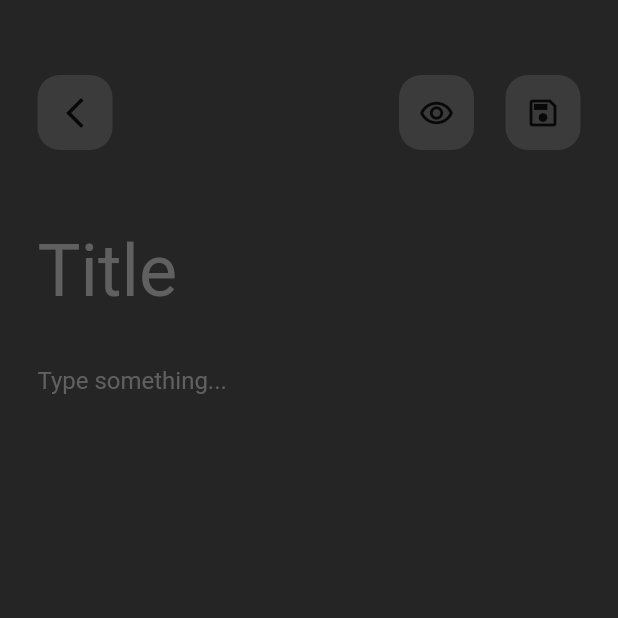
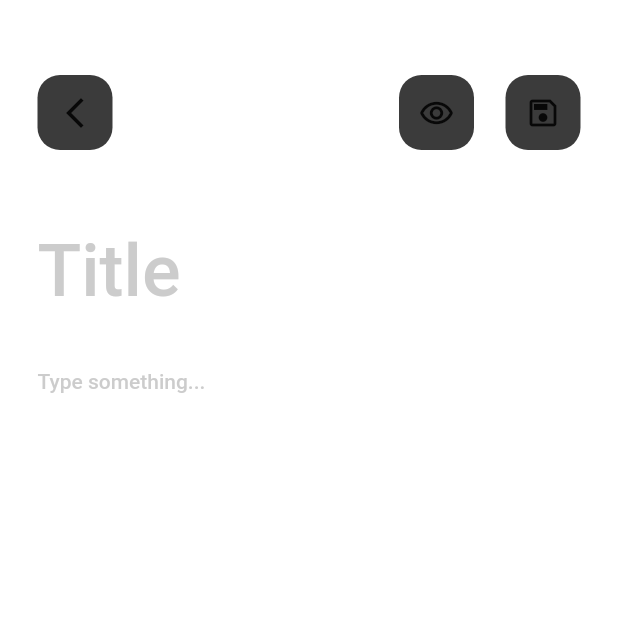
Before and after one commit to Alyaatalaat28/NoteHub, a Flutter app: the screen it shows after launch, after a tap on the "add" icon, on a phone screen of 412 x 824 dp, the top half of it. Run offline on Flutter 3.47's test engine with Material 2 defaults, Android fonts, the light colour scheme and no system bars; our stand-ins replace bloc, flutter_bloc, sqflite; accounts and stored records are empty.

Commit message:
dark and light mode

```diff
--- a/lib/core/manager/cubit/note_cubit_cubit.dart
+++ b/lib/core/manager/cubit/note_cubit_cubit.dart
@@ -66,6 +66,11 @@ void readData(){
   });
 }
 
+bool isDark=false;
 
+void appMode(){
+  isDark=!isDark;
+  emit(ChangeAppModeState());
+}
 
 }
--- a/lib/core/manager/cubit/note_cubit_state.dart
+++ b/lib/core/manager/cubit/note_cubit_state.dart
@@ -56,3 +56,6 @@ final class  NoteCubitUpdateErrorState extends NoteCubitState {
   final String error;
   NoteCubitUpdateErrorState(this.error);
 }
+
+// app mode
+final class ChangeAppModeState extends NoteCubitState {}
--- /dev/null
+++ b/lib/core/theme.dart
@@ -0,0 +1,22 @@
+// ignore_for_file: deprecated_member_use
+
+import 'package:flutter/material.dart';
+
+import '../constants.dart';
+
+ThemeData lightTheme =ThemeData(
+  scaffoldBackgroundColor:wColor,
+   textTheme: const TextTheme(
+    bodyText1: TextStyle(
+       color:kPrimaryColor,
+    ),)
+);
+
+ThemeData darkTheme =ThemeData(
+  scaffoldBackgroundColor: kPrimaryColor,
+  textTheme: const TextTheme(
+    bodyText1: TextStyle(
+       color:wColor,
+    ),
+  ),
+);
--- a/lib/features/editor/presentation/views/widgets/text_form_field.dart
+++ b/lib/features/editor/presentation/views/widgets/text_form_field.dart
@@ -1,4 +1,4 @@
-// ignore_for_file: must_be_immutable
+// ignore_for_file: must_be_immutable, deprecated_member_use
 
 import 'package:flutter/material.dart';
 
@@ -20,7 +20,7 @@ class NoteTextFormFields extends StatelessWidget {
             keyboardType: TextInputType.text,
             decoration:  InputDecoration(
               hintText: 'Title',
-              hintStyle: TextStyle(
+              hintStyle: Theme.of(context).textTheme.bodyText1!.copyWith(
                 fontSize: 48,
                 color:hintText.withOpacity(0.5) ,
               ),
@@ -34,7 +34,7 @@ class NoteTextFormFields extends StatelessWidget {
             cursorColor:wColor ,
               decoration:  InputDecoration(
               hintText: 'Type something...',
-              hintStyle: TextStyle(
+              hintStyle: Theme.of(context).textTheme.bodyText1!.copyWith(
                 color: hintText.withOpacity(0.5),
               ),
               border: InputBorder.none,
--- a/lib/features/home/presentation/views/widgets/custom_app_bar.dart
+++ b/lib/features/home/presentation/views/widgets/custom_app_bar.dart
@@ -1,4 +1,7 @@
+// ignore_for_file: deprecated_member_use
+
 import 'package:flutter/material.dart';
+import 'package:notes_hub/core/manager/cubit/note_cubit_cubit.dart';
 
 import '../../../../../constants.dart';
 import '../../../../search/presentation/views/search_view.dart';
@@ -11,12 +14,11 @@ class CustomAppBar extends StatelessWidget {
   Widget build(BuildContext context) {
     return  Row(
       children: [
-        const Text(
+         Text(
           'Notes',
-          style: TextStyle(
+          style:Theme.of(context).textTheme.bodyText1!.copyWith (
             fontSize: 43,
             fontWeight: FontWeight.w600,
-            color:wColor,
           ),
         ),
         const Spacer(),
@@ -26,6 +28,9 @@ class CustomAppBar extends StatelessWidget {
           ) ,
         const SizedBox(width:21,),
          CustomContainer(
+          onPressed: (){
+            NoteCubitCubit.get(context).appMode();
+          },
            icon:const Icon(Icons.dark_mode_outlined,color: wColor),
           ) ,
         const SizedBox(width:21,),
--- a/lib/features/home/presentation/views/widgets/home_view_body.dart
+++ b/lib/features/home/presentation/views/widgets/home_view_body.dart
@@ -1,6 +1,6 @@
+// ignore_for_file: deprecated_member_use
+
 import 'package:flutter/material.dart';
-
-import '../../../../../constants.dart';
 import 'custom_app_bar.dart';
 
 class HomeViewBody extends StatelessWidget {
@@ -8,20 +8,18 @@ class HomeViewBody extends StatelessWidget {
 
   @override
   Widget build(BuildContext context) {
-    return  const Padding(
-      padding: EdgeInsets.symmetric(vertical: 50.0,horizontal: 25.0),
+    return   Padding(
+      padding: const EdgeInsets.symmetric(vertical: 50.0,horizontal: 25.0),
       child: Column(
         children:[
-        CustomAppBar(),
-        Expanded(
+        const CustomAppBar(),
+        const Expanded(
           child: Image(
             image: AssetImage('assets/images/Notebook-amico.png'),
           ),
         ),
         Text('Create your first note !',
-        style: TextStyle(
-          color: wColor,
-        ),),
+        style: Theme.of(context).textTheme.bodyText1!,),
         ]
       ),
     );
--- a/lib/features/search/presentation/views/widgets/custom_text_form_field.dart
+++ b/lib/features/search/presentation/views/widgets/custom_text_form_field.dart
@@ -1,4 +1,4 @@
-// ignore_for_file: must_be_immutable
+// ignore_for_file: must_be_immutable, deprecated_member_use
 
 import 'package:flutter/material.dart';
 
@@ -15,8 +15,8 @@ class CustomTextFormField extends StatelessWidget {
       cursorColor:wColor ,
       decoration: InputDecoration(
         hintText: 'Search by the keyword...',
-        hintStyle: TextStyle(
-          color: hintText.withOpacity(0.5),),
+        hintStyle: Theme.of(context).textTheme.bodyText1!.copyWith(
+        color: hintText.withOpacity(0.5),),
         enabledBorder: buildOutlineInputBorder(),
         focusedBorder: buildOutlineInputBorder(),
       ),
--- a/lib/main.dart
+++ b/lib/main.dart
@@ -1,9 +1,8 @@
 import 'package:flutter/material.dart';
 import 'package:flutter_bloc/flutter_bloc.dart';
 import 'package:notes_hub/core/utils/bloc_observer.dart';
-
-import 'constants.dart';
 import 'core/manager/cubit/note_cubit_cubit.dart';
+import 'core/theme.dart';
 import 'features/home/presentation/views/home_view.dart';
 
 void main() {
@@ -24,9 +23,9 @@ class MyApp extends StatelessWidget {
         builder:(context,state) {
           return MaterialApp(
           debugShowCheckedModeBanner: false,
-          theme: ThemeData(
-            scaffoldBackgroundColor: kPrimaryColor,
-          ),
+          theme:lightTheme ,
+          darkTheme:darkTheme ,
+          themeMode:NoteCubitCubit.get(context).isDark?ThemeMode.dark:ThemeMode.light,
           home:const HomeView(),
         );
         },
```
Also changed, not shown: lib/features/editor/presentation/views/widgets/editor_alert_dialog.dart (+5 -3 lines), lib/features/preview/presentation/views/widgets/preview_text.dart (+6 -7 lines), lib/features/search/presentation/views/widgets/search_view_body.dart (+4 -6 lines).
